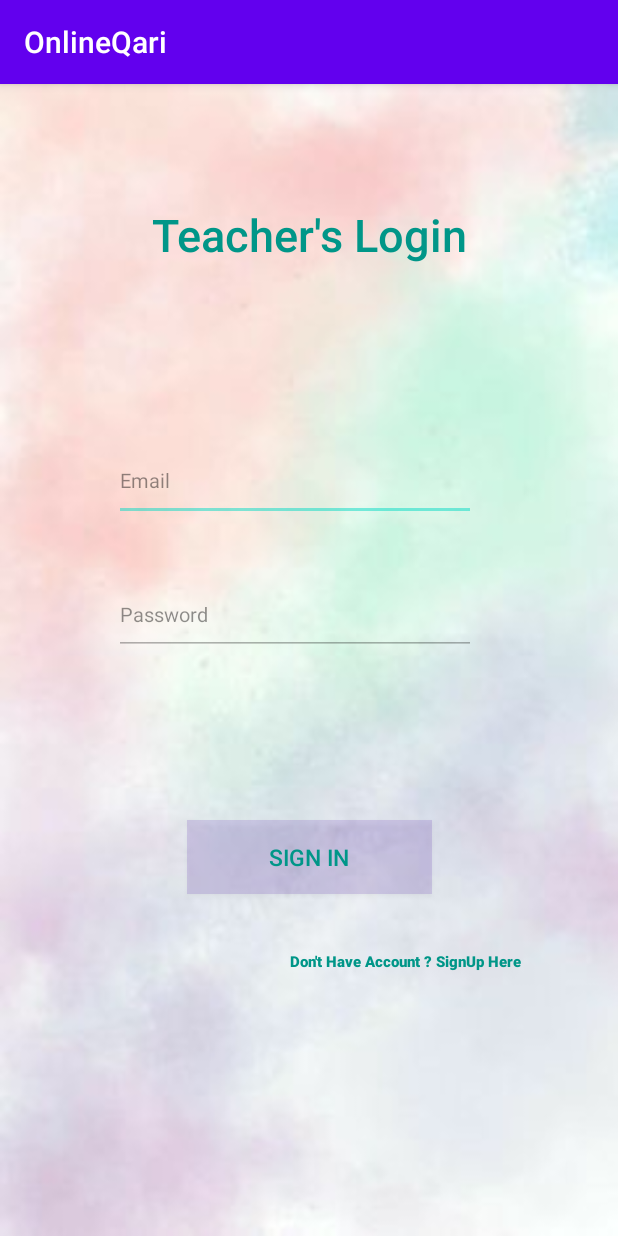
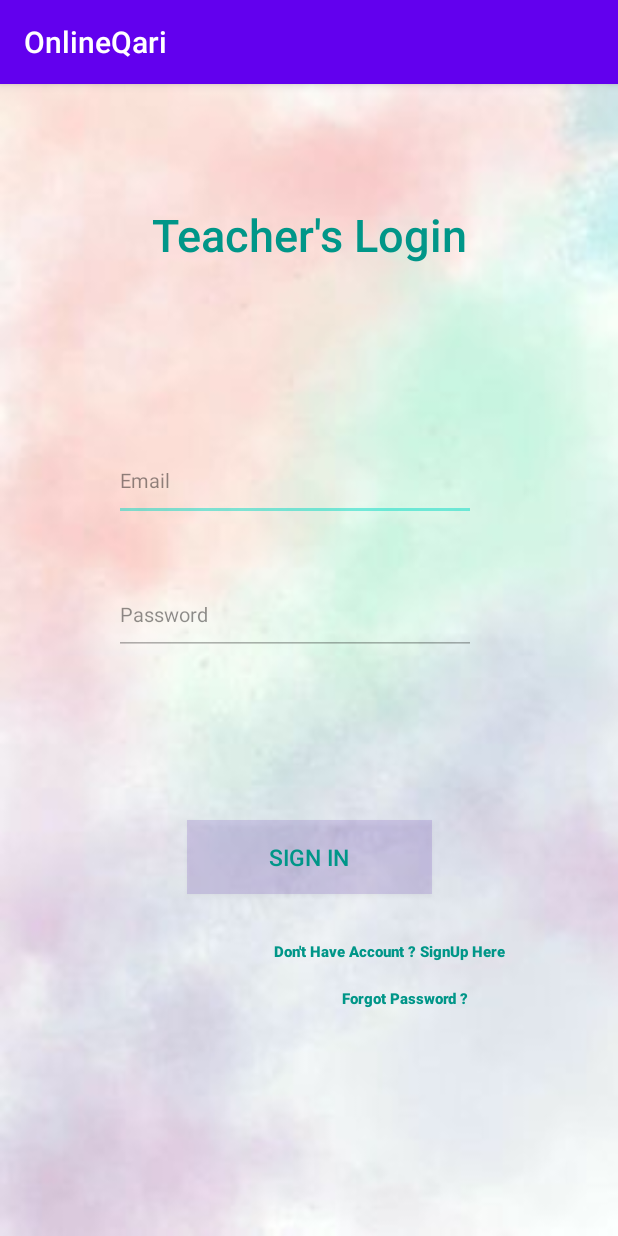
Before and after one commit to arbaz07/OnlineQari, an Android app: the LoginT screen opened directly, with no data from a screen before it, on a phone screen of 412 x 824 dp. Run offline under Robolectric (Android 15) with nearby library versions, the phone set to English and light mode, and no system bars; our stand-ins replace Firebase (no records; nobody signed in at launch, a user with empty details on screens opened directly); Roboto replaces fonts that are not available here.

Commit message:
Initial Commit

```diff
--- a/app/src/main/res/layout/activity_login_t.xml
+++ b/app/src/main/res/layout/activity_login_t.xml
@@ -31,7 +31,7 @@
         android:fontFamily="@font/aclonica"
         android:hint="Email"
         android:inputType="textPersonName"
-        android:maxLength="20"
+        android:maxLength="30"
         android:textColor="@color/common_google_signin_btn_text_light_pressed"
         android:textColorHint="@color/common_google_signin_btn_text_light_pressed"
         android:textSize="13sp"
@@ -92,10 +92,29 @@
         android:textStyle="bold"
         app:layout_constraintBottom_toBottomOf="parent"
         app:layout_constraintEnd_toEndOf="parent"
+        app:layout_constraintHorizontal_bias="0.751"
+        app:layout_constraintStart_toStartOf="parent"
+        app:layout_constraintTop_toTopOf="parent"
+        app:layout_constraintVertical_bias="0.774" />
+
+    <TextView
+        android:id="@+id/forgotPasswordT"
+        android:layout_width="198dp"
+        android:layout_height="30dp"
+        android:clickable="true"
+        android:fontFamily="sans-serif-medium"
+        android:onClick="forgotPasswordT"
+        android:text="Forgot Password ?"
+        android:textAlignment="center"
+        android:textColor="#009688"
+        android:textSize="10sp"
+        android:textStyle="bold"
+        app:layout_constraintBottom_toBottomOf="parent"
+        app:layout_constraintEnd_toEndOf="parent"
         app:layout_constraintHorizontal_bias="0.802"
         app:layout_constraintStart_toStartOf="parent"
         app:layout_constraintTop_toTopOf="parent"
-        app:layout_constraintVertical_bias="0.783" />
+        app:layout_constraintVertical_bias="0.817" />
 
     <ProgressBar
         android:id="@+id/progressBarT"
@@ -105,9 +124,10 @@
         android:visibility="invisible"
         app:layout_constraintBottom_toBottomOf="parent"
         app:layout_constraintEnd_toEndOf="parent"
-        app:layout_constraintHorizontal_bias="0.498"
         app:layout_constraintStart_toStartOf="parent"
         app:layout_constraintTop_toTopOf="parent"
-        app:layout_constraintVertical_bias="0.893" />
+        app:layout_constraintVertical_bias="0.942" />
+
+
 
 </androidx.constraintlayout.widget.ConstraintLayout>
--- a/app/src/main/res/layout/activity_register_s.xml
+++ b/app/src/main/res/layout/activity_register_s.xml
@@ -52,7 +52,7 @@
         android:fontFamily="@font/aclonica"
         android:hint="Email"
         android:inputType="textPersonName"
-        android:maxLength="20"
+        android:maxLength="30"
         android:textColor="@color/common_google_signin_btn_text_light_pressed"
         android:textColorHint="@color/common_google_signin_btn_text_light_pressed"
         android:textSize="13sp"
--- a/app/src/main/res/layout/activity_teacher_r.xml
+++ b/app/src/main/res/layout/activity_teacher_r.xml
@@ -53,7 +53,7 @@
         android:fontFamily="@font/aclonica"
         android:hint="Email"
         android:inputType="textPersonName"
-        android:maxLength="20"
+        android:maxLength="30"
         android:textColor="@color/common_google_signin_btn_text_light_pressed"
         android:textColorHint="@color/common_google_signin_btn_text_light_pressed"
         android:textSize="13sp"
@@ -93,7 +93,7 @@
         android:fontFamily="@font/aclonica"
         android:hint="Phone #"
         android:inputType="phone"
-        android:maxLength="11"
+        android:maxLength="13"
         android:textColor="@color/common_google_signin_btn_text_light_pressed"
         android:textColorHint="@color/common_google_signin_btn_text_light_pressed"
         android:textSize="13sp"
@@ -113,7 +113,7 @@
         android:fontFamily="@font/aclonica"
         android:hint="Education"
         android:inputType="textPersonName"
-        android:maxLength="15"
+        android:maxLength="30"
         android:textColor="@color/common_google_signin_btn_text_light_pressed"
         android:textColorHint="@color/common_google_signin_btn_text_light_pressed"
         android:textSize="13sp"
```
Also changed, not shown: app/src/main/java/com/example/onlineqari/LoginS.java (+48 -0 lines), app/src/main/java/com/example/onlineqari/LoginT.java (+48 -0 lines), app/src/main/res/layout/activity_login_s.xml (+20 -1 lines).
